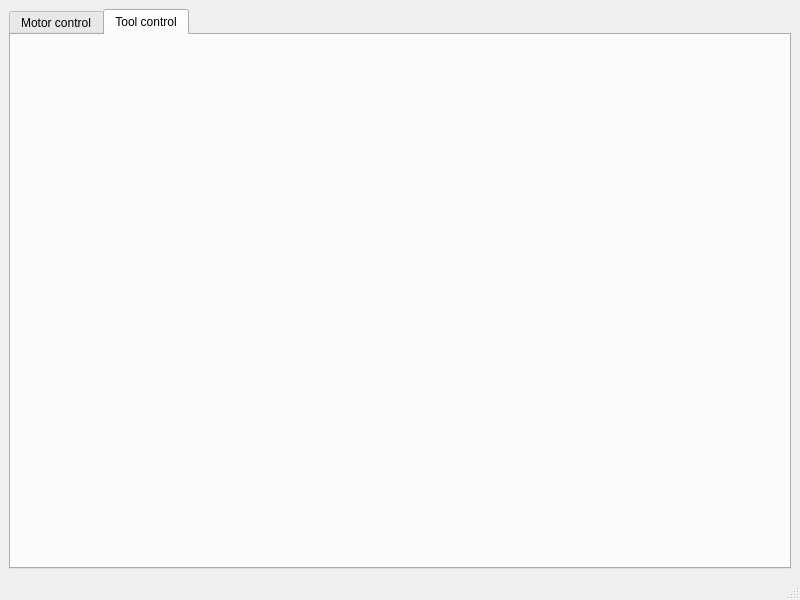
JeremieBourque1/projetS4, file ui/mainwindow.ui: the form before one commit.
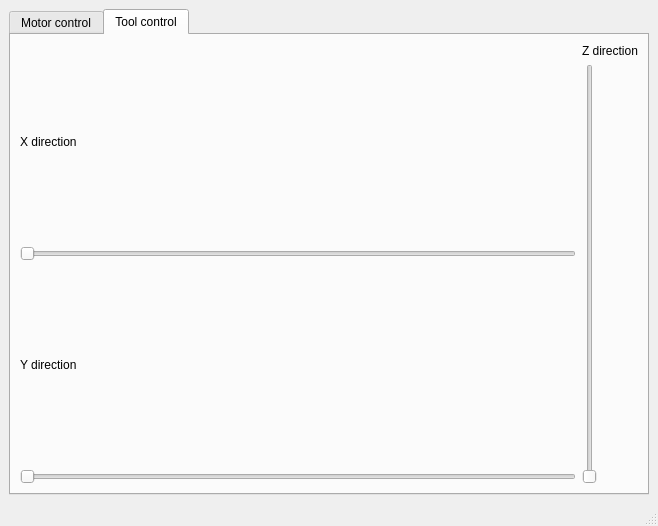
The form after the commit. The open tabs and pages were chosen to show the change.

Commit message: Connection for slider value change and initialize slider pos.

Diff of the .ui file:
```diff
--- a/ui/mainwindow.ui
+++ b/ui/mainwindow.ui
@@ -6,16 +6,16 @@
    <rect>
     <x>0</x>
     <y>0</y>
-    <width>800</width>
-    <height>600</height>
+    <width>658</width>
+    <height>526</height>
    </rect>
   </property>
   <property name="windowTitle">
    <string>MainWindow</string>
   </property>
   <widget class="QWidget" name="centralwidget">
-   <layout class="QGridLayout" name="gridLayout_2">
-    <item row="0" column="0">
+   <layout class="QVBoxLayout" name="verticalLayout_2">
+    <item>
      <widget class="QTabWidget" name="tabWidget">
       <property name="currentIndex">
        <number>0</number>
@@ -115,6 +115,82 @@
        <attribute name="title">
         <string>Tool control</string>
        </attribute>
+       <layout class="QGridLayout" name="gridLayout">
+        <item row="3" column="1">
+         <layout class="QVBoxLayout" name="verticalLayout_4">
+          <property name="spacing">
+           <number>6</number>
+          </property>
+          <property name="sizeConstraint">
+           <enum>QLayout::SetDefaultConstraint</enum>
+          </property>
+          <property name="leftMargin">
+           <number>0</number>
+          </property>
+          <item>
+           <widget class="QLabel" name="label_3">
+            <property name="sizePolicy">
+             <sizepolicy hsizetype="Preferred" vsizetype="Preferred">
+              <horstretch>0</horstretch>
+              <verstretch>0</verstretch>
+             </sizepolicy>
+            </property>
+            <property name="text">
+             <string>Z direction</string>
+            </property>
+           </widget>
+          </item>
+          <item>
+           <widget class="QSlider" name="verticalSlider">
+            <property name="enabled">
+             <bool>true</bool>
+            </property>
+            <property name="sizePolicy">
+             <sizepolicy hsizetype="Fixed" vsizetype="Expanding">
+              <horstretch>0</horstretch>
+              <verstretch>0</verstretch>
+             </sizepolicy>
+            </property>
+            <property name="orientation">
+             <enum>Qt::Vertical</enum>
+            </property>
+           </widget>
+          </item>
+         </layout>
+        </item>
+        <item row="3" column="0">
+         <layout class="QVBoxLayout" name="verticalLayout_3">
+          <item>
+           <widget class="QLabel" name="label">
+            <property name="text">
+             <string>X direction</string>
+            </property>
+           </widget>
+          </item>
+          <item>
+           <widget class="QSlider" name="horizontalSlider">
+            <property name="orientation">
+             <enum>Qt::Horizontal</enum>
+            </property>
+           </widget>
+          </item>
+          <item>
+           <widget class="QLabel" name="label_2">
+            <property name="text">
+             <string>Y direction</string>
+            </property>
+           </widget>
+          </item>
+          <item>
+           <widget class="QSlider" name="horizontalSlider_2">
+            <property name="orientation">
+             <enum>Qt::Horizontal</enum>
+            </property>
+           </widget>
+          </item>
+         </layout>
+        </item>
+       </layout>
       </widget>
      </widget>
     </item>
```
Left out of the diff: 23 changed lines with no effect on the pictures. The commit also changes 1 other file.
